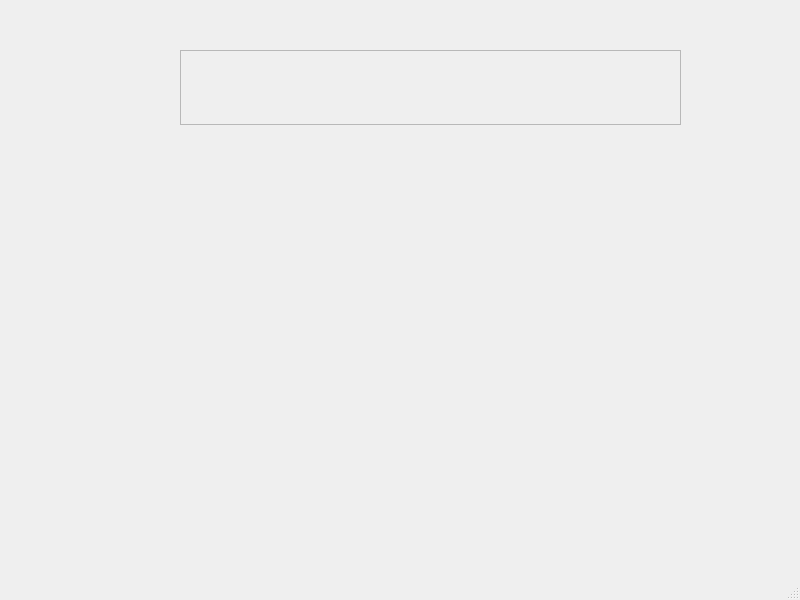
First picture: the form in Client-OS-P1/mainwindow.ui, repository xtsebas/Client-OS-P1, before the edit.
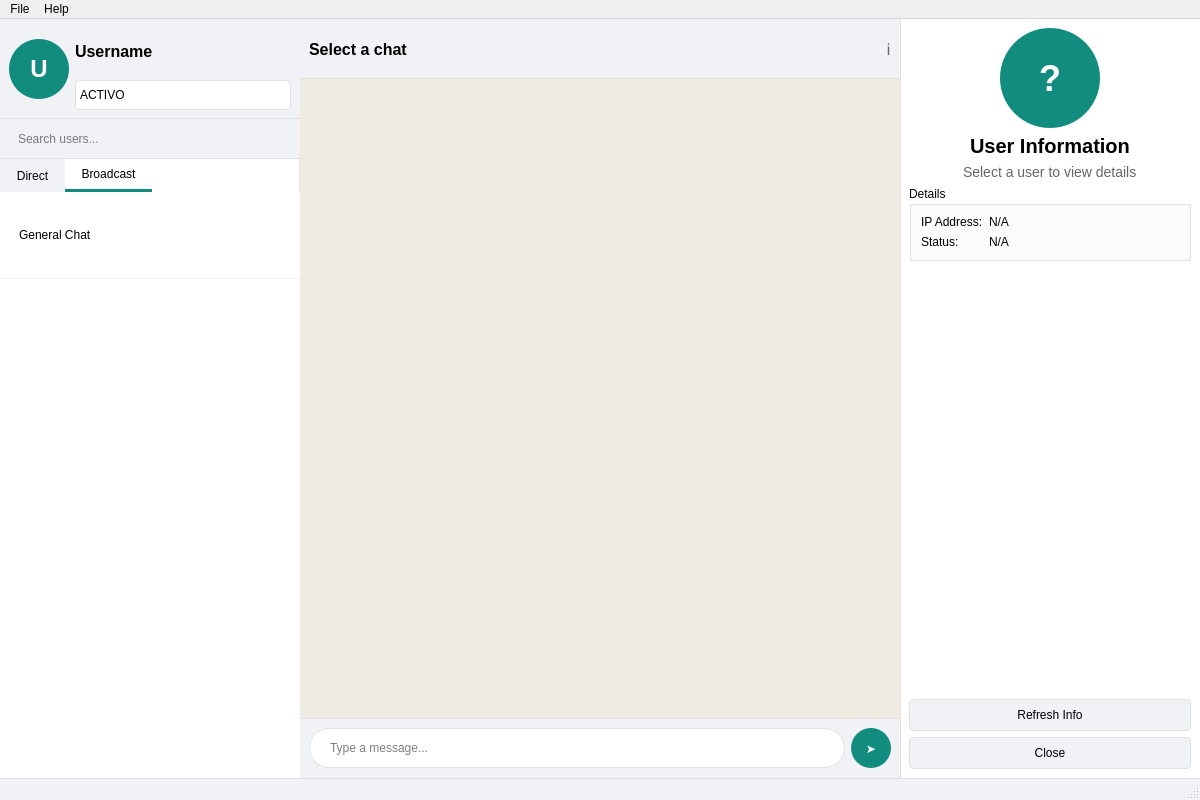
Second picture: the form after the edit. The open tabs and pages were chosen to show the change.

Commit message: feat: implement first UI version for chat elements

Patch:
```diff
--- a/Client-OS-P1/mainwindow.ui
+++ b/Client-OS-P1/mainwindow.ui
@@ -6,39 +6,744 @@
    <rect>
     <x>0</x>
     <y>0</y>
-    <width>800</width>
-    <height>600</height>
+    <width>1200</width>
+    <height>800</height>
    </rect>
   </property>
   <property name="windowTitle">
-   <string>MainWindow</string>
+   <string>Chat Application</string>
+  </property>
+  <property name="styleSheet">
+   <string notr="true">QMainWindow {
+    background-color: #f5f5f5;
+}
+</string>
   </property>
   <widget class="QWidget" name="centralwidget">
-   <widget class="QTextEdit" name="textEdit">
-    <property name="enabled">
-     <bool>false</bool>
+   <layout class="QHBoxLayout" name="horizontalLayout">
+    <property name="spacing">
+     <number>0</number>
     </property>
-    <property name="geometry">
-     <rect>
-      <x>180</x>
-      <y>50</y>
-      <width>501</width>
-      <height>75</height>
-     </rect>
+    <property name="leftMargin">
+     <number>0</number>
     </property>
-   </widget>
+    <property name="topMargin">
+     <number>0</number>
+    </property>
+    <property name="rightMargin">
+     <number>0</number>
+    </property>
+    <property name="bottomMargin">
+     <number>0</number>
+    </property>
+    <item>
+     <!-- Left sidebar with user list -->
+     <widget class="QWidget" name="leftSidebar" native="true">
+      <property name="minimumSize">
+       <size>
+        <width>300</width>
+        <height>0</height>
+       </size>
+      </property>
+      <property name="maximumSize">
+       <size>
+        <width>300</width>
+        <height>16777215</height>
+       </size>
+      </property>
+      <property name="styleSheet">
+       <string notr="true">QWidget#leftSidebar {
+    background-color: #ffffff;
+    border-right: 1px solid #e0e0e0;
+}</string>
+      </property>
+      <layout class="QVBoxLayout" name="verticalLayout">
+       <property name="spacing">
+        <number>0</number>
+       </property>
+       <property name="leftMargin">
+        <number>0</number>
+       </property>
+       <property name="topMargin">
+        <number>0</number>
+       </property>
+       <property name="rightMargin">
+        <number>0</number>
+       </property>
+       <property name="bottomMargin">
+        <number>0</number>
+       </property>
+       <!-- User profile and status section -->
+       <item>
+        <widget class="QWidget" name="userProfileWidget" native="true">
+         <property name="minimumSize">
+          <size>
+           <width>0</width>
+           <height>100</height>
+          </size>
+         </property>
+         <property name="maximumSize">
+          <size>
+           <width>16777215</width>
+           <height>100</height>
+          </size>
+         </property>
+         <property name="styleSheet">
+          <string notr="true">QWidget#userProfileWidget {
+    background-color: #f0f2f5;
+    border-bottom: 1px solid #e0e0e0;
+}</string>
+         </property>
+         <layout class="QHBoxLayout" name="horizontalLayout_2">
+          <item>
+           <widget class="QLabel" name="userAvatar">
+            <property name="minimumSize">
+             <size>
+              <width>60</width>
+              <height>60</height>
+             </size>
+            </property>
+            <property name="maximumSize">
+             <size>
+              <width>60</width>
+              <height>60</height>
+             </size>
+            </property>
+            <property name="styleSheet">
+             <string notr="true">QLabel {
+    background-color: #128C7E;
+    border-radius: 30px;
+    color: white;
+    font-size: 24px;
+    font-weight: bold;
+}</string>
+            </property>
+            <property name="text">
+             <string>U</string>
+            </property>
+            <property name="alignment">
+             <set>Qt::AlignCenter</set>
+            </property>
+           </widget>
+          </item>
+          <item>
+           <layout class="QVBoxLayout" name="verticalLayout_4">
+            <item>
+             <widget class="QLabel" name="currentUsername">
+              <property name="styleSheet">
+               <string notr="true">QLabel {
+    font-size: 16px;
+    font-weight: bold;
+}</string>
+              </property>
+              <property name="text">
+               <string>Username</string>
+              </property>
+             </widget>
+            </item>
+            <item>
+             <widget class="QComboBox" name="statusComboBox">
+              <property name="minimumSize">
+               <size>
+                <width>0</width>
+                <height>30</height>
+               </size>
+              </property>
+              <property name="styleSheet">
+               <string notr="true">QComboBox {
+    border: 1px solid #e0e0e0;
+    border-radius: 4px;
+    padding: 4px;
+    background-color: white;
+}
+QComboBox::drop-down {
+    border: none;
+    width: 24px;
+}</string>
+              </property>
+              <item>
+               <property name="text">
+                <string>ACTIVO</string>
+               </property>
+              </item>
+              <item>
+               <property name="text">
+                <string>OCUPADO</string>
+               </property>
+              </item>
+              <item>
+               <property name="text">
+                <string>INACTIVO</string>
+               </property>
+              </item>
+             </widget>
+            </item>
+           </layout>
+          </item>
+         </layout>
+        </widget>
+       </item>
+       <!-- Search bar for users -->
+       <item>
+        <widget class="QLineEdit" name="searchUsers">
+         <property name="minimumSize">
+          <size>
+           <width>0</width>
+           <height>40</height>
+          </size>
+         </property>
+         <property name="styleSheet">
+          <string notr="true">QLineEdit {
+    border: none;
+    border-bottom: 1px solid #e0e0e0;
+    padding: 8px 16px;
+    background-color: #f0f2f5;
+}</string>
+         </property>
+         <property name="placeholderText">
+          <string>Search users...</string>
+         </property>
+        </widget>
+       </item>
+       <!-- Chat selection tabs -->
+       <item>
+        <widget class="QTabWidget" name="chatTabs">
+         <property name="currentIndex">
+          <number>0</number>
+         </property>
+         <property name="styleSheet">
+          <string notr="true">QTabWidget::pane {
+    border: none;
+}
+QTabBar::tab {
+    background-color: #f0f2f5;
+    padding: 8px 16px;
+    border: none;
+}
+QTabBar::tab:selected {
+    background-color: #ffffff;
+    border-bottom: 3px solid #128C7E;
+}
+QTabWidget::tab-bar {
+    alignment: center;
+}</string>
+         </property>
+         <!-- Direct chats tab -->
+         <widget class="QWidget" name="directChatsTab">
+          <attribute name="title">
+           <string>Direct</string>
+          </attribute>
+          <layout class="QVBoxLayout" name="verticalLayout_5">
+           <property name="spacing">
+            <number>0</number>
+           </property>
+           <property name="leftMargin">
+            <number>0</number>
+           </property>
+           <property name="topMargin">
+            <number>0</number>
+           </property>
+           <property name="rightMargin">
+            <number>0</number>
+           </property>
+           <property name="bottomMargin">
+            <number>0</number>
+           </property>
+           <item>
+            <widget class="QListWidget" name="userListWidget">
+             <property name="styleSheet">
+              <string notr="true">QListWidget {
+    border: none;
+    background-color: #ffffff;
+}
+QListWidget::item {
+    border-bottom: 1px solid #f0f0f0;
+    padding: 8px 16px;
+    height: 70px;
+}
+QListWidget::item:selected {
+    background-color: #f0f2f5;
+}</string>
+             </property>
+            </widget>
+           </item>
+          </layout>
+         </widget>
+         <!-- Group/broadcast tab -->
+         <widget class="QWidget" name="broadcastTab">
+          <attribute name="title">
+           <string>Broadcast</string>
+          </attribute>
+          <layout class="QVBoxLayout" name="verticalLayout_6">
+           <property name="spacing">
+            <number>0</number>
+           </property>
+           <property name="leftMargin">
+            <number>0</number>
+           </property>
+           <property name="topMargin">
+            <number>0</number>
+           </property>
+           <property name="rightMargin">
+            <number>0</number>
+           </property>
+           <property name="bottomMargin">
+            <number>0</number>
+           </property>
+           <item>
+            <widget class="QListWidget" name="broadcastListWidget">
+             <property name="styleSheet">
+              <string notr="true">QListWidget {
+    border: none;
+    background-color: #ffffff;
+}
+QListWidget::item {
+    border-bottom: 1px solid #f0f0f0;
+    padding: 8px 16px;
+    height: 70px;
+}
+QListWidget::item:selected {
+    background-color: #f0f2f5;
+}</string>
+             </property>
+             <item>
+              <property name="text">
+               <string>General Chat</string>
+              </property>
+             </item>
+            </widget>
+           </item>
+          </layout>
+         </widget>
+        </widget>
+       </item>
+      </layout>
+     </widget>
+    </item>
+    <!-- Main chat area -->
+    <item>
+     <widget class="QWidget" name="chatArea" native="true">
+      <property name="styleSheet">
+       <string notr="true">QWidget#chatArea {
+    background-color: #efeae2;
+}</string>
+      </property>
+      <layout class="QVBoxLayout" name="verticalLayout_2">
+       <property name="spacing">
+        <number>0</number>
+       </property>
+       <property name="leftMargin">
+        <number>0</number>
+       </property>
+       <property name="topMargin">
+        <number>0</number>
+       </property>
+       <property name="rightMargin">
+        <number>0</number>
+       </property>
+       <property name="bottomMargin">
+        <number>0</number>
+       </property>
+       <!-- Chat header -->
+       <item>
+        <widget class="QWidget" name="chatHeader" native="true">
+         <property name="minimumSize">
+          <size>
+           <width>0</width>
+           <height>60</height>
+          </size>
+         </property>
+         <property name="maximumSize">
+          <size>
+           <width>16777215</width>
+           <height>60</height>
+          </size>
+         </property>
+         <property name="styleSheet">
+          <string notr="true">QWidget#chatHeader {
+    background-color: #f0f2f5;
+    border-bottom: 1px solid #e0e0e0;
+}</string>
+         </property>
+         <layout class="QHBoxLayout" name="horizontalLayout_3">
+          <item>
+           <widget class="QLabel" name="chatTitle">
+            <property name="styleSheet">
+             <string notr="true">QLabel {
+    font-size: 16px;
+    font-weight: bold;
+}</string>
+            </property>
+            <property name="text">
+             <string>Select a chat</string>
+            </property>
+           </widget>
+          </item>
+          <item>
+           <widget class="QLabel" name="chatStatus">
+            <property name="styleSheet">
+             <string notr="true">QLabel {
+    font-size: 14px;
+    color: #666666;
+}</string>
+            </property>
+            <property name="text">
+             <string/>
+            </property>
+           </widget>
+          </item>
+          <item>
+           <spacer name="horizontalSpacer">
+            <property name="orientation">
+             <enum>Qt::Horizontal</enum>
+            </property>
+            <property name="sizeHint" stdset="0">
+             <size>
+              <width>40</width>
+              <height>20</height>
+             </size>
+            </property>
+           </spacer>
+          </item>
+          <item>
+           <widget class="QPushButton" name="infoButton">
+            <property name="styleSheet">
+             <string notr="true">QPushButton {
+    border: none;
+    background-color: transparent;
+    color: #666666;
+    font-size: 16px;
+}</string>
+            </property>
+            <property name="text">
+             <string>ℹ️</string>
+            </property>
+           </widget>
+          </item>
+         </layout>
+        </widget>
+       </item>
+       <!-- Message display area -->
+       <item>
+        <widget class="QTextBrowser" name="messageDisplay">
+         <property name="styleSheet">
+          <string notr="true">QTextBrowser {
+    background-color: #efeae2;
+    border: none;
+}</string>
+         </property>
+        </widget>
+       </item>
+       <!-- Message input area -->
+       <item>
+        <widget class="QWidget" name="messageInputArea" native="true">
+         <property name="minimumSize">
+          <size>
+           <width>0</width>
+           <height>60</height>
+          </size>
+         </property>
+         <property name="maximumSize">
+          <size>
+           <width>16777215</width>
+           <height>60</height>
+          </size>
+         </property>
+         <property name="styleSheet">
+          <string notr="true">QWidget#messageInputArea {
+    background-color: #f0f2f5;
+    border-top: 1px solid #e0e0e0;
+}</string>
+         </property>
+         <layout class="QHBoxLayout" name="horizontalLayout_4">
+          <item>
+           <widget class="QTextEdit" name="messageInput">
+            <property name="maximumSize">
+             <size>
+              <width>16777215</width>
+              <height>40</height>
+             </size>
+            </property>
+            <property name="styleSheet">
+             <string notr="true">QTextEdit {
+    border: 1px solid #e0e0e0;
+    border-radius: 20px;
+    padding: 8px 16px;
+    background-color: white;
+}</string>
+            </property>
+            <property name="placeholderText">
+             <string>Type a message...</string>
+            </property>
+           </widget>
+          </item>
+          <item>
+           <widget class="QPushButton" name="sendButton">
+            <property name="minimumSize">
+             <size>
+              <width>40</width>
+              <height>40</height>
+             </size>
+            </property>
+            <property name="maximumSize">
+             <size>
+              <width>40</width>
+              <height>40</height>
+             </size>
+            </property>
+            <property name="styleSheet">
+             <string notr="true">QPushButton {
+    background-color: #128C7E;
+    color: white;
+    border-radius: 20px;
+    font-weight: bold;
+}
+QPushButton:hover {
+    background-color: #075E54;
+}</string>
+            </property>
+            <property name="text">
+             <string>➤</string>
+            </property>
+           </widget>
+          </item>
+         </layout>
+        </widget>
+       </item>
+      </layout>
+     </widget>
+    </item>
+    <!-- Right sidebar with user info - fixed placement -->
+    <item>
+     <widget class="QWidget" name="userInfoSidebar" native="true">
+      <property name="minimumSize">
+       <size>
+        <width>300</width>
+        <height>0</height>
+       </size>
+      </property>
+      <property name="maximumSize">
+       <size>
+        <width>300</width>
+        <height>16777215</height>
+       </size>
+      </property>
+      <property name="styleSheet">
+       <string notr="true">QWidget#userInfoSidebar {
+    background-color: #ffffff;
+    border-left: 1px solid #e0e0e0;
+}</string>
+      </property>
+      <layout class="QVBoxLayout" name="verticalLayout_3">
+       <item alignment="Qt::AlignHCenter|Qt::AlignVCenter">
+        <widget class="QLabel" name="userInfoAvatar">
+         <property name="minimumSize">
+          <size>
+           <width>100</width>
+           <height>100</height>
+          </size>
+         </property>
+         <property name="maximumSize">
+          <size>
+           <width>100</width>
+           <height>100</height>
+          </size>
+         </property>
+         <property name="styleSheet">
+          <string notr="true">QLabel {
+    background-color: #128C7E;
+    border-radius: 50px;
+    color: white;
+    font-size: 36px;
+    font-weight: bold;
+}</string>
+         </property>
+         <property name="text">
+          <string>?</string>
+         </property>
+         <property name="alignment">
+          <set>Qt::AlignCenter</set>
+         </property>
+        </widget>
+       </item>
+       <item alignment="Qt::AlignHCenter">
+        <widget class="QLabel" name="userInfoName">
+         <property name="styleSheet">
+          <string notr="true">QLabel {
+    font-size: 20px;
+    font-weight: bold;
+}</string>
+         </property>
+         <property name="text">
+          <string>User Information</string>
+         </property>
+        </widget>
+       </item>
+       <item alignment="Qt::AlignHCenter">
+        <widget class="QLabel" name="userInfoStatus">
+         <property name="styleSheet">
+          <string notr="true">QLabel {
+    font-size: 14px;
+    color: #666666;
+}</string>
+         </property>
+         <property name="text">
+          <string>Select a user to view details</string>
+         </property>
+        </widget>
+       </item>
+       <item>
+        <widget class="QGroupBox" name="userInfoDetails">
+         <property name="title">
+          <string>Details</string>
+         </property>
+         <layout class="QFormLayout" name="formLayout">
+          <item row="0" column="0">
+           <widget class="QLabel" name="ipLabel">
+            <property name="text">
+             <string>IP Address:</string>
+            </property>
+           </widget>
+          </item>
+          <item row="0" column="1">
+           <widget class="QLabel" name="userInfoIP">
+            <property name="text">
+             <string>N/A</string>
+            </property>
+           </widget>
+          </item>
+          <item row="1" column="0">
+           <widget class="QLabel" name="statusLabel">
+            <property name="text">
+             <string>Status:</string>
+            </property>
+           </widget>
+          </item>
+          <item row="1" column="1">
+           <widget class="QLabel" name="userInfoStatusValue">
+            <property name="text">
+             <string>N/A</string>
+            </property>
+           </widget>
+          </item>
+         </layout>
+        </widget>
+       </item>
+       <item>
+        <spacer name="verticalSpacer">
+         <property name="orientation">
+          <enum>Qt::Vertical</enum>
+         </property>
+         <property name="sizeHint" stdset="0">
+          <size>
+           <width>20</width>
+           <height>40</height>
+          </size>
+         </property>
+        </spacer>
+       </item>
+       <item>
+        <widget class="QPushButton" name="refreshInfoButton">
+         <property name="styleSheet">
+          <string notr="true">QPushButton {
+    background-color: #f0f2f5;
+    border: 1px solid #e0e0e0;
+    border-radius: 4px;
+    padding: 8px;
+}
+QPushButton:hover {
+    background-color: #e0e0e0;
+}</string>
+         </property>
+         <property name="text">
+          <string>Refresh Info</string>
+         </property>
+        </widget>
+       </item>
+       <item>
+        <widget class="QPushButton" name="closeInfoButton">
+         <property name="styleSheet">
+          <string notr="true">QPushButton {
+    background-color: #f0f2f5;
+    border: 1px solid #e0e0e0;
+    border-radius: 4px;
+    padding: 8px;
+}
+QPushButton:hover {
+    background-color: #e0e0e0;
+}</string>
+         </property>
+         <property name="text">
+          <string>Close</string>
+         </property>
+        </widget>
+       </item>
+      </layout>
+     </widget>
+    </item>
+   </layout>
   </widget>
   <widget class="QMenuBar" name="menubar">
    <property name="geometry">
     <rect>
      <x>0</x>
      <y>0</y>
-     <width>800</width>
+     <width>1200</width>
      <height>22</height>
     </rect>
    </property>
+   <widget class="QMenu" name="menuFile">
+    <property name="title">
+     <string>File</string>
+    </property>
+    <addaction name="actionConnect"/>
+    <addaction name="actionDisconnect"/>
+    <addaction name="separator"/>
+    <addaction name="actionExit"/>
+   </widget>
+   <widget class="QMenu" name="menuHelp">
+    <property name="title">
+     <string>Help</string>
+    </property>
+    <addaction name="actionAbout"/>
+    <addaction name="actionHelp"/>
+   </widget>
+   <addaction name="menuFile"/>
+   <addaction name="menuHelp"/>
   </widget>
-  <widget class="QStatusBar" name="statusbar"/>
+  <widget class="QStatusBar" name="statusbar">
+   <property name="styleSheet">
+    <string notr="true">QStatusBar {
+    background-color: #f0f2f5;
+    border-top: 1px solid #e0e0e0;
+}</string>
+   </property>
+  </widget>
+  <action name="actionConnect">
+   <property name="text">
+    <string>Connect</string>
+   </property>
+  </action>
+  <action name="actionDisconnect">
+   <property name="text">
+    <string>Disconnect</string>
+   </property>
+  </action>
+  <action name="actionExit">
+   <property name="text">
+    <string>Exit</string>
+   </property>
+  </action>
+  <action name="actionAbout">
+   <property name="text">
+    <string>About</string>
+   </property>
+  </action>
+  <action name="actionHelp">
+   <property name="text">
+    <string>Help</string>
+   </property>
+  </action>
  </widget>
  <resources/>
  <connections/>
```
The commit also changes 5 other files.
